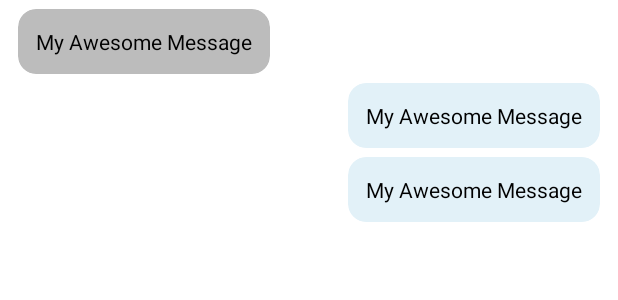
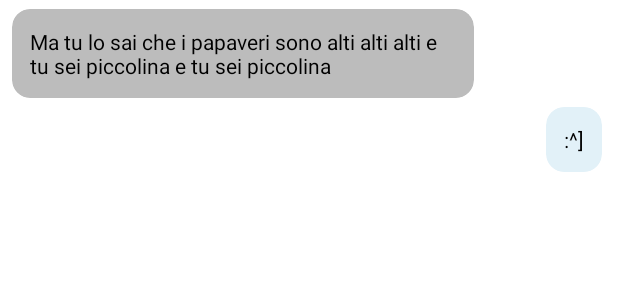
Before and after one commit to coccocarmiano/mad2022lab3, an Android app: the layout fake_chat.xml on its own in the app's theme, with its tools: preview values and no code run, on a phone screen of 412 x 824 dp. Shown: the top 300 px of the screen. Run offline under Robolectric (Android 15) with nearby library versions, the phone set to English and light mode, and no system bars.

Commit message:
fix: long messages layouts

```diff
--- a/app/src/main/java/com/example/drawerexample/ui/ChatFragment.kt
+++ b/app/src/main/java/com/example/drawerexample/ui/ChatFragment.kt
@@ -102,6 +102,7 @@ class ChatFragment : Fragment() {
                 1 -> chatMessagesAdapter.notifyItemInserted(0)
                 else -> smoothlyAnimateMessages()
             }
+
         }
     }
 
--- a/app/src/main/res/layout/chat_message_received_item.xml
+++ b/app/src/main/res/layout/chat_message_received_item.xml
@@ -2,31 +2,36 @@
 <androidx.constraintlayout.widget.ConstraintLayout xmlns:android="http://schemas.android.com/apk/res/android"
     xmlns:app="http://schemas.android.com/apk/res-auto"
     android:layout_width="match_parent"
-    android:layout_height="wrap_content">
+    android:layout_height="wrap_content"
+    app:layout_constraintEnd_toEndOf="parent"
+    app:layout_constraintStart_toStartOf="parent">
 
     <androidx.cardview.widget.CardView
         android:id="@+id/chat_item_background"
         android:layout_width="wrap_content"
+        android:maxWidth="0dp"
         android:layout_height="wrap_content"
         android:textAlignment="center"
         app:cardBackgroundColor="@color/primaryDarkColor"
         app:cardCornerRadius="12dp"
         app:cardElevation="0dp"
-        app:cardMaxElevation="0dp"
         app:flow_horizontalAlign="start"
         app:layout_constraintBottom_toBottomOf="parent"
         app:layout_constraintStart_toStartOf="parent"
         app:layout_constraintTop_toTopOf="parent"
-        android:layout_marginStart="12dp"
+        android:layout_marginEnd="96dp"
+        android:layout_marginStart="8dp"
+        app:layout_constraintEnd_toEndOf="parent"
         android:layout_marginTop="6dp"
-        android:layout_marginBottom="0dp">
+        app:layout_constraintHorizontal_bias="0.01"
+        app:layout_constrainedWidth="true">
 
         <TextView
             android:id="@+id/chat_item_content"
-            android:layout_width="wrap_content"
+            android:layout_width="match_parent"
             android:layout_height="wrap_content"
-            android:text="@string/chat_message_text_content_placeholder"
+            android:text="@string/chat_message_text_content_placeholder_long"
             android:textColor="@color/primaryTextColor"
-            android:layout_margin="12dp"/>
+            android:layout_margin="12dp" />
     </androidx.cardview.widget.CardView>
 </androidx.constraintlayout.widget.ConstraintLayout>
--- a/app/src/main/res/layout/chat_message_sent_item.xml
+++ b/app/src/main/res/layout/chat_message_sent_item.xml
@@ -8,26 +8,26 @@
         android:id="@+id/chat_item_background"
         android:layout_width="wrap_content"
         android:layout_height="wrap_content"
+        android:layout_marginStart="96dp"
+        app:layout_constraintHorizontal_bias="0.99"
+        android:layout_marginTop="6dp"
         android:textAlignment="center"
         app:cardBackgroundColor="@color/secondaryLightColor"
         app:cardCornerRadius="12dp"
         app:cardElevation="0dp"
-        app:cardMaxElevation="0dp"
-        app:flow_horizontalAlign="end"
+        android:layout_marginEnd="8dp"
+        app:layout_constrainedWidth="true"
         app:layout_constraintBottom_toBottomOf="parent"
+        app:layout_constraintStart_toStartOf="parent"
         app:layout_constraintEnd_toEndOf="parent"
-        app:layout_constraintTop_toTopOf="parent"
-        android:layout_marginStart="12dp"
-        android:layout_marginTop="6dp"
-        android:layout_marginBottom="0dp"
-        android:layout_marginEnd="12dp">
+        app:layout_constraintTop_toTopOf="parent">
 
         <TextView
             android:id="@+id/chat_item_content"
-            android:layout_width="wrap_content"
-            android:layout_height="wrap_content"
-            android:text="@string/chat_message_text_content_placeholder"
-            android:textColor="@color/primaryTextColor"
-            android:layout_margin="12dp"/>
+            android:layout_width="match_parent"
+            android:layout_height="match_parent"
+            android:layout_margin="12dp"
+            android:text="@string/chat_message_text_content_placeholder_short"
+            android:textColor="@color/primaryTextColor" />
     </androidx.cardview.widget.CardView>
 </androidx.constraintlayout.widget.ConstraintLayout>
--- a/app/src/main/res/layout/fake_chat.xml
+++ b/app/src/main/res/layout/fake_chat.xml
@@ -19,12 +19,4 @@
         app:layout_constraintTop_toBottomOf="@id/fake_chat_1"
         />
 
-    <include
-        layout="@layout/chat_message_sent_item"
-        android:id="@+id/fake_chat_3"
-        android:layout_width="match_parent"
-        android:layout_height="wrap_content"
-        app:layout_constraintTop_toBottomOf="@id/fake_chat_2"
-        />
-
 </androidx.constraintlayout.widget.ConstraintLayout>
--- a/app/src/main/res/layout/fragment_chat.xml
+++ b/app/src/main/res/layout/fragment_chat.xml
@@ -77,18 +77,19 @@
     </androidx.constraintlayout.widget.ConstraintLayout>
 
 
+    <!-- TODO: A nice idea, maybe later... -->
     <TextView
         android:id="@+id/chat_last_message_info"
         android:layout_width="match_parent"
-        android:layout_height="0dp"
+        android:layout_height="11sp"
         android:alpha="0.3"
         android:background="@color/transparent"
-        android:minHeight="10dp"
         android:text="@string/datetime_placeholder"
         android:textColor="@color/primaryTextColor"
         android:textAlignment="textEnd"
         android:paddingStart="12dp"
-        android:paddingEnd="12dp" />
+        android:paddingEnd="12dp"
+        android:visibility="gone"/>
 
     <androidx.constraintlayout.widget.ConstraintLayout
         android:id="@+id/chat_text_bar_root"
--- a/app/src/main/res/values/strings.xml
+++ b/app/src/main/res/values/strings.xml
@@ -58,7 +58,8 @@
     <string name="drawer_menu_go_to_user_advertisements">Your Advertisements</string>
     <string name="drawer_menu_logout">Logout</string>
     <string name="drawer_menu_login">Login</string>
-    <string name="chat_message_text_content_placeholder">My Awesome Message</string>
+    <string name="chat_message_text_content_placeholder_long">Ma tu lo sai che i papaveri sono alti alti alti e tu sei piccolina e tu sei piccolina</string>
+    <string name="chat_message_text_content_placeholder_short">:^]</string>
     <string name="chat_display_username_placeholder">Sample Username</string>
     <string name="chat_profile_picture_content_description">Profile picture of the contacting user</string>
     <string name="datetime_placeholder">hh:mm dd/mm/yyyy</string>
```
